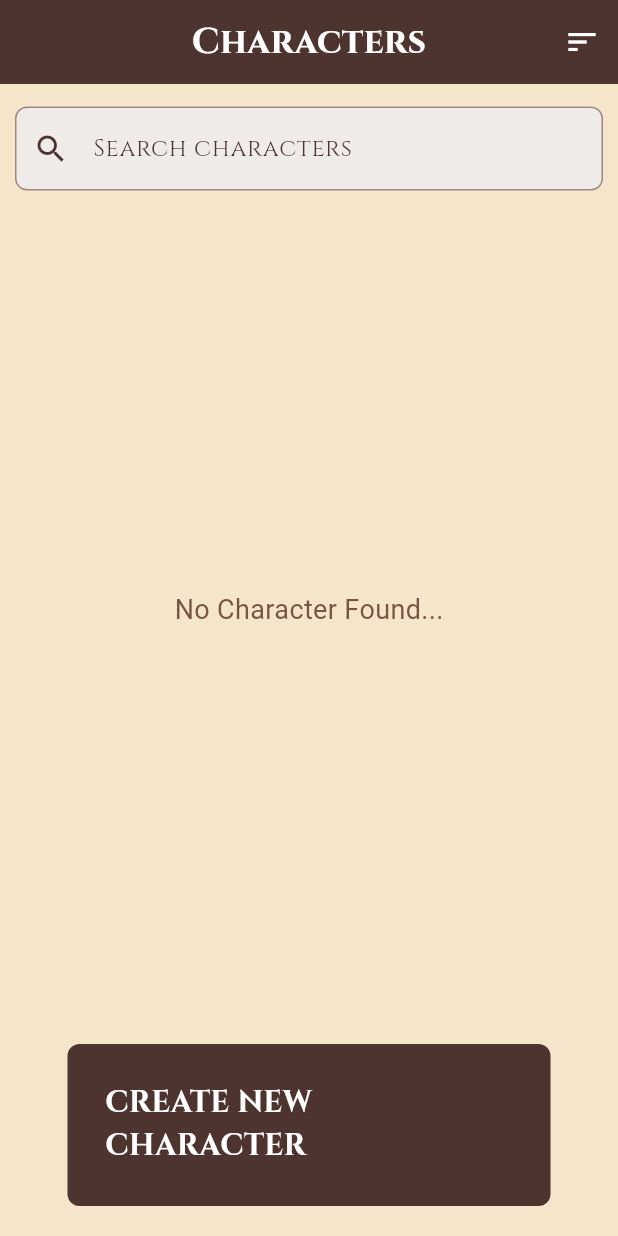
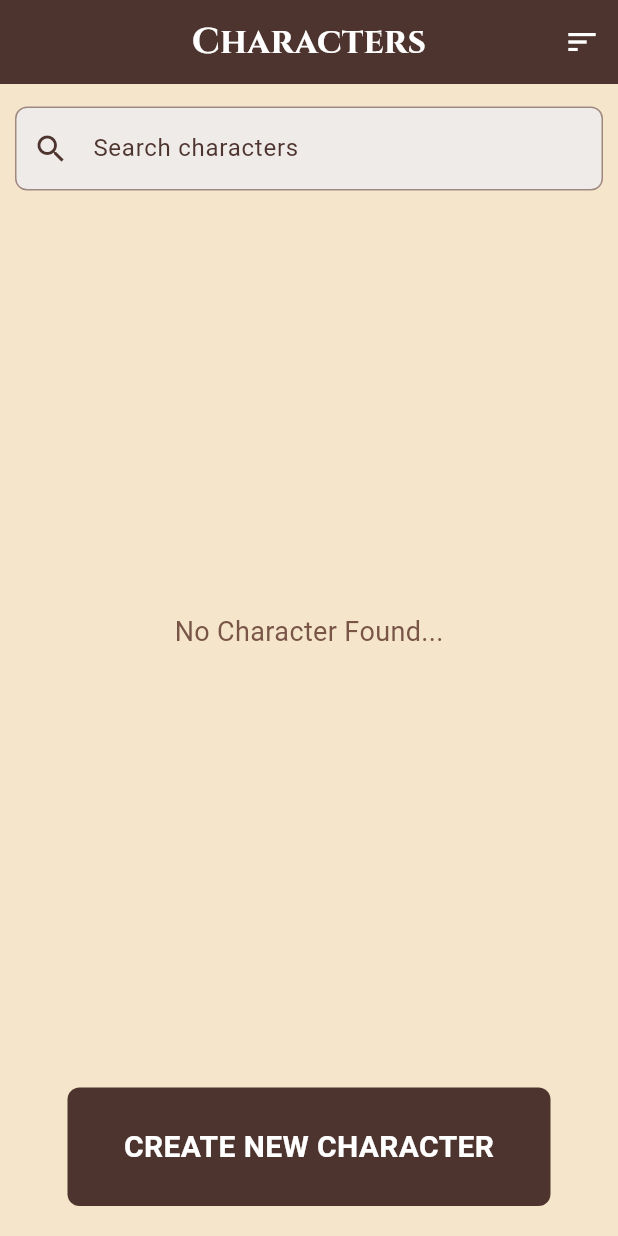
Before and after one commit to ShimiraOleg/UNICENTRO, a Flutter app: the screen it shows after launch, on a phone screen of 412 x 824 dp. Run offline on Flutter 3.47's test engine with Material 3 defaults, Android fonts, the phone set to English and light mode, and no system bars; our stand-ins replace cloud_firestore, firebase_core, flutter_svg, geolocator, google_fonts, google_maps_flutter and 3 more; accounts and stored records are empty; project files that could hold a hidden picture were left out.

Commit message:
Trabalho 2 - Versão Final

```diff
--- a/Desenvolvimento_Para_Dispositivos_Moveis/Flutter/apk_trabalho_2_rpg/lib/view/home_page.dart
+++ b/Desenvolvimento_Para_Dispositivos_Moveis/Flutter/apk_trabalho_2_rpg/lib/view/home_page.dart
@@ -75,11 +75,7 @@ class _HomePageState extends State<HomePage> {
 
   @override
   Widget build(BuildContext context) {
-    return Theme(
-      data: Theme.of(
-        context,
-      ).copyWith(textTheme: GoogleFonts.cinzelTextTheme(Theme.of(context).textTheme)),
-      child: Scaffold(
+    return Scaffold(
       appBar: AppBar(
         title: Text(
           "Characters",
@@ -161,7 +157,6 @@ class _HomePageState extends State<HomePage> {
             child: MyButton(text: "CREATE NEW CHARACTER", onTap: () => _showCharacterPage()),
           ),
         ],
-        ),
       ),
     );
   }
```
Lines whose indentation alone changed are shown as unchanged.
